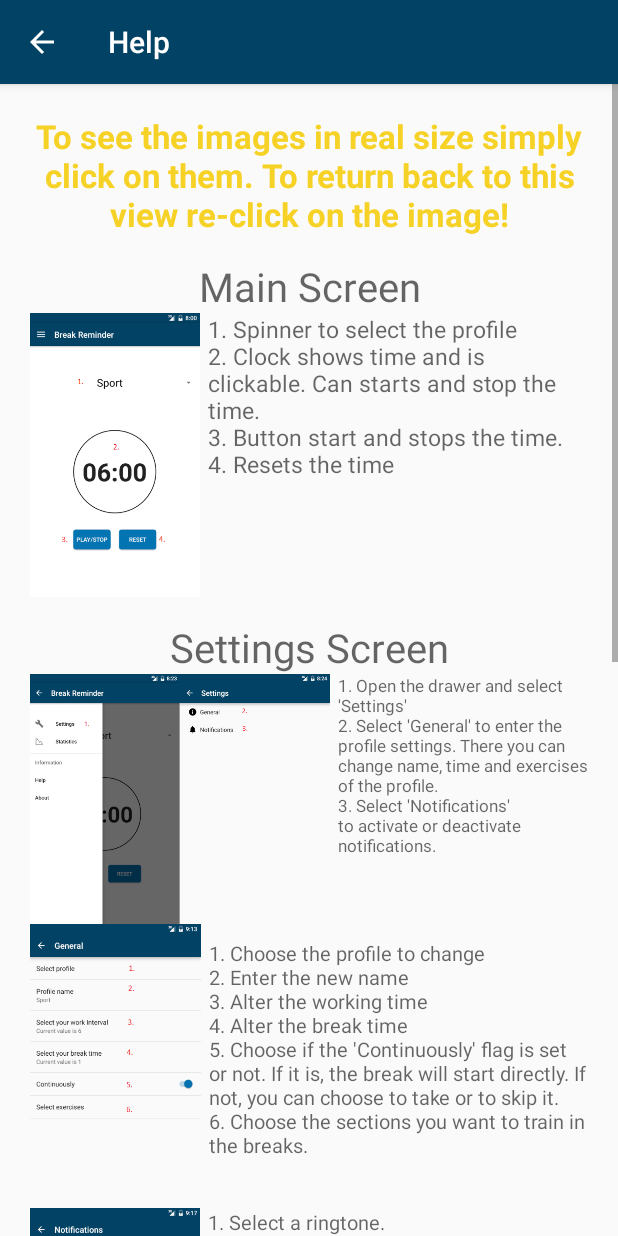
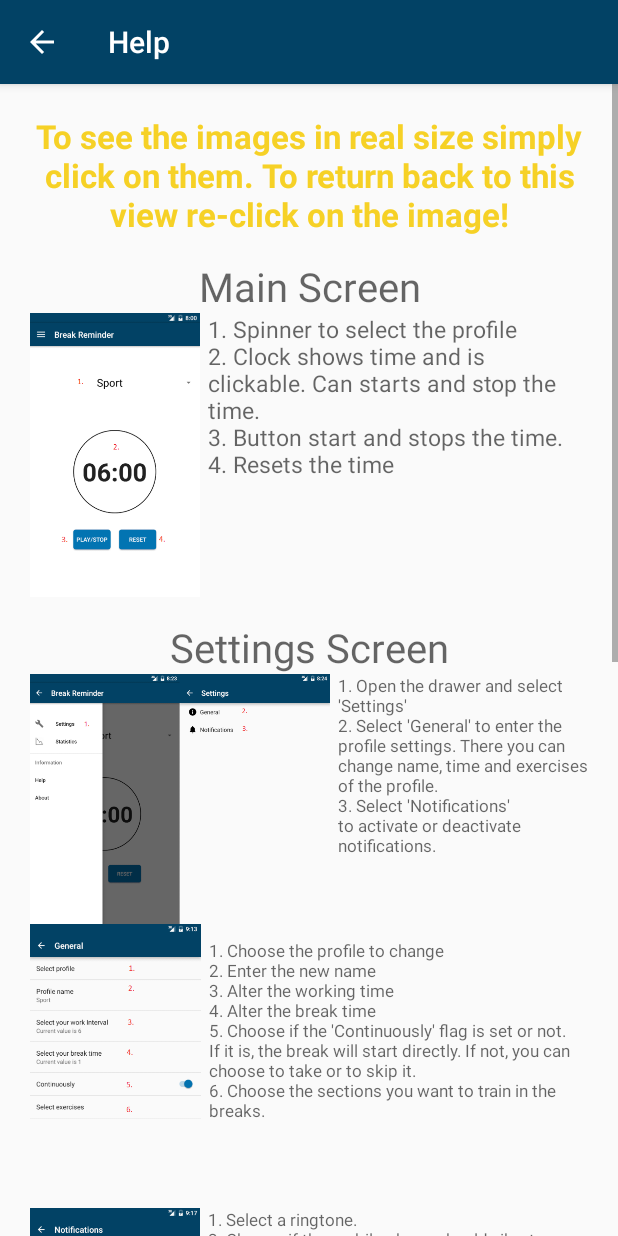
Before and after one commit to SecUSo/privacy-friendly-pausing-healthily, an Android app: the HelpActivity screen opened directly, with no data from a screen before it, on a phone screen of 412 x 824 dp. Run offline under Robolectric (Android 15) with nearby library versions, the phone set to English and light mode, and no system bars.

Commit message:
Final french version
french db completed
a lot of spell mistakes corrected in french strings.xml
Changes size of help texts due to longer french help texts

```diff
--- a/app/src/main/res/layout/help.xml
+++ b/app/src/main/res/layout/help.xml
@@ -118,7 +118,7 @@
             android:layout_toRightOf="@+id/imageView4"
             android:text="@string/help_settings_screen1"
             android:textAppearance="?android:attr/textAppearanceMedium"
-            android:textSize="6pt"
+            android:textSize="5pt"
             android:layout_marginTop="10dp"
             android:layout_marginLeft="5dp"/>
 
@@ -143,7 +143,7 @@
             android:layout_toRightOf="@+id/imageView5"
             android:text="@string/help_settings_screen2"
             android:textAppearance="?android:attr/textAppearanceMedium"
-            android:textSize="6pt"
+            android:textSize="5pt"
             android:layout_marginLeft="5dp"/>
 
         <TextView
@@ -179,7 +179,7 @@
             android:layout_toRightOf="@+id/imageView2"
             android:text="@string/help_create_profile_screen"
             android:textAppearance="?android:attr/textAppearanceMedium"
-            android:textSize="6pt"
+            android:textSize="5pt"
             android:layout_marginLeft="5dp"/>
 
         <TextView
@@ -215,7 +215,7 @@
             android:layout_toRightOf="@+id/imageView3"
             android:text="@string/help_break_screen"
             android:textAppearance="?android:attr/textAppearanceMedium"
-            android:textSize="6pt"
+            android:textSize="5pt"
             android:layout_marginLeft="5dp"/>
 
 
```
Also changed, not shown: app/src/main/assets/exercises.sqlite, 1 other file.
